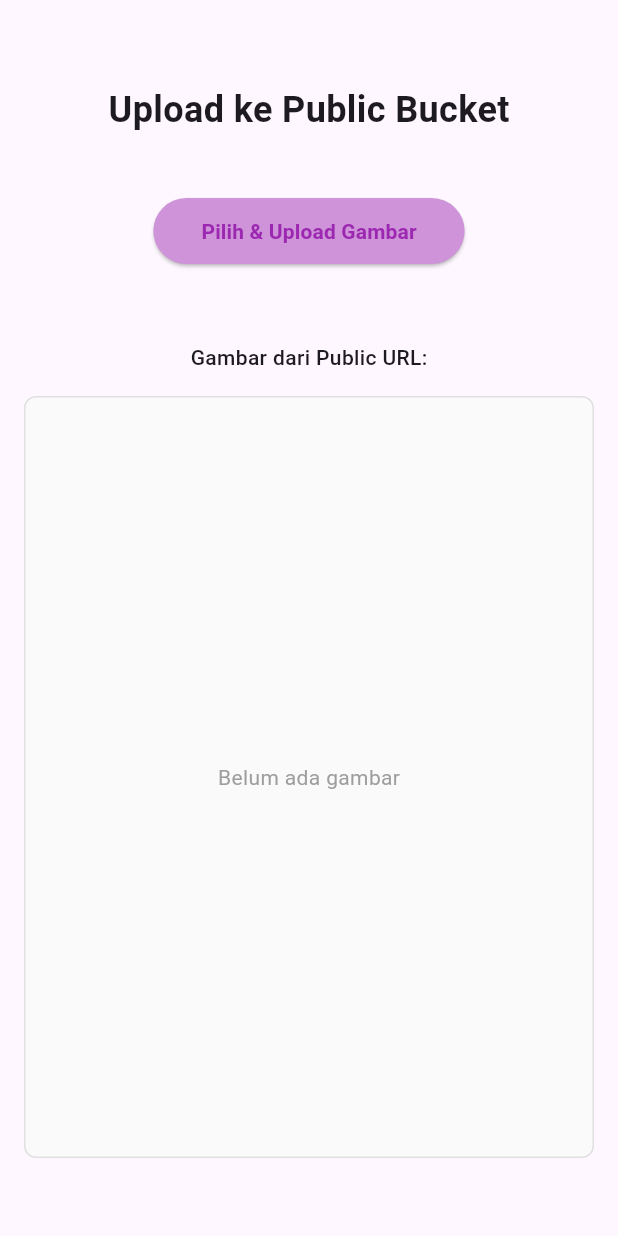
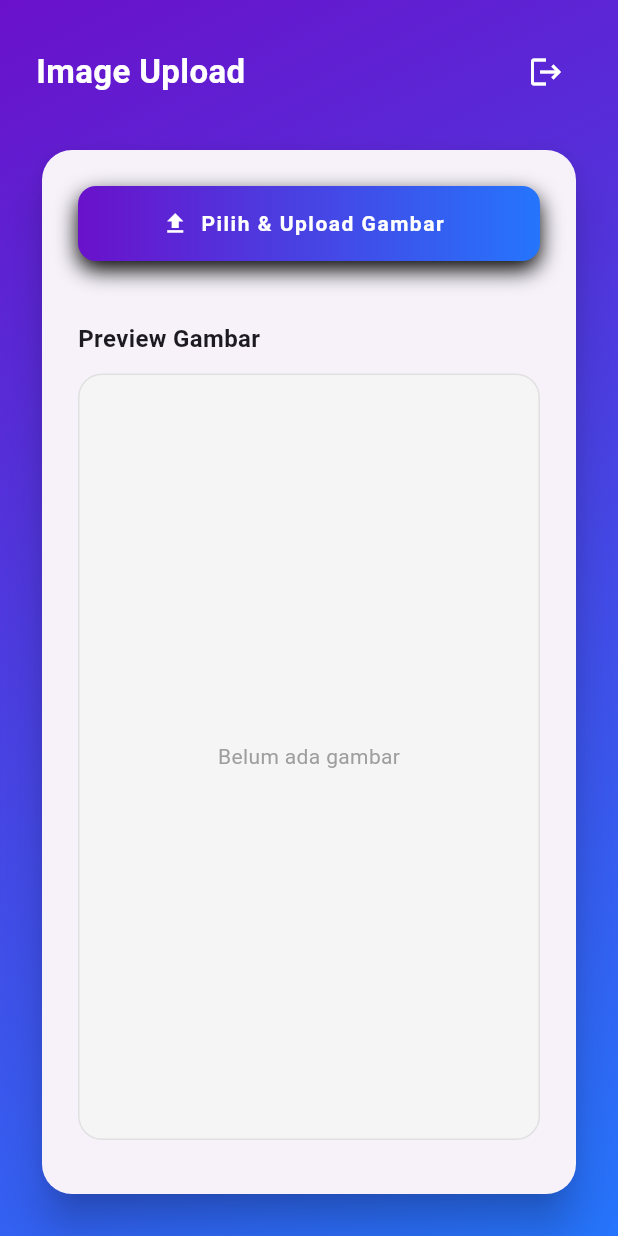
Before and after one commit to Mison1212/week_11_flutter_supabase_upload_image, a Flutter app: the MyHomePage screen opened directly, on a phone screen of 412 x 824 dp. Run offline on Flutter 3.47's test engine with Material 3 defaults, Android fonts, the phone set to English and light mode, and no system bars; our stand-ins replace image_picker, supabase_flutter; accounts and stored records are empty; network calls fail.

Commit message:
Update auth_page dag home_page

```diff
--- a/lib/pages/home_page.dart
+++ b/lib/pages/home_page.dart
@@ -14,19 +14,20 @@ class MyHomePage extends StatefulWidget {
 class _MyHomePageState extends State<MyHomePage> {
   String? _publicImageUrl;
   bool _isUploading = false;
+  bool _isHover = false;
 
   final supabase = Supabase.instance.client;
 
   Future<void> _pickAndUploadToPublicBucket() async {
     final picker = ImagePicker();
     final picked = await picker.pickImage(source: ImageSource.gallery);
-
     if (picked == null) return;
 
     setState(() => _isUploading = true);
 
     try {
-      final fileName = '${DateTime.now().millisecondsSinceEpoch}_${picked.name}';
+      final fileName =
+          '${DateTime.now().millisecondsSinceEpoch}_${picked.name}';
       final filePath = 'uploads/$fileName';
 
       if (kIsWeb) {
@@ -43,75 +44,158 @@ class _MyHomePageState extends State<MyHomePage> {
 
       final publicUrl =
           supabase.storage.from('bucket_images').getPublicUrl(filePath);
-      setState(() {
-        _publicImageUrl = publicUrl;
-      });
+
+      setState(() => _publicImageUrl = publicUrl);
     } catch (e) {
-      debugPrint('Error upload: $e');
       if (mounted) {
         ScaffoldMessenger.of(context).showSnackBar(
           SnackBar(content: Text('Gagal upload: $e')),
         );
       }
     } finally {
-      if (mounted) {
-        setState(() => _isUploading = false);
+      if (mounted) setState(() => _isUploading = false);
     }
   }
+
+  Future<void> _signOut() async {
+    await supabase.auth.signOut();
   }
 
   @override
   Widget build(BuildContext context) {
     return Scaffold(
-      body: Padding(
-        padding: const EdgeInsets.all(16.0),
+      body: Container(
+        decoration: const BoxDecoration(
+          gradient: LinearGradient(
+            begin: Alignment.topLeft,
+            end: Alignment.bottomRight,
+            colors: [
+              Color(0xFF6A11CB),
+              Color(0xFF2575FC),
+            ],
+          ),
+        ),
+        child: SafeArea(
+          child: Padding(
+            padding: const EdgeInsets.all(24),
             child: Column(
               children: [
-            const SizedBox(height: 40),
-            // Title
+                /// HEADER
+                Row(
+                  mainAxisAlignment: MainAxisAlignment.spaceBetween,
+                  children: [
                     const Text(
-              'Upload ke Public Bucket',
-              style: TextStyle(fontSize: 24, fontWeight: FontWeight.bold),
-            ),
-            const SizedBox(height: 40),
-            // Button
-            ElevatedButton(
-              onPressed: _isUploading ? null : _pickAndUploadToPublicBucket,
-              style: ElevatedButton.styleFrom(
-                backgroundColor: Colors.purple.shade200,
-                padding: const EdgeInsets.symmetric(
-                  horizontal: 32,
-                  vertical: 12,
+                      'Image Upload',
+                      style: TextStyle(
+                        fontSize: 22,
+                        fontWeight: FontWeight.bold,
+                        color: Colors.white,
                       ),
                     ),
-              child: const Text(
+                    IconButton(
+                      onPressed: _signOut,
+                      icon: const Icon(Icons.logout, color: Colors.white),
+                    ),
+                  ],
+                ),
+                const SizedBox(height: 24),
+
+                /// CARD CONTENT
+                Expanded(
+                  child: Card(
+                    elevation: 12,
+                    shape: RoundedRectangleBorder(
+                      borderRadius: BorderRadius.circular(20),
+                    ),
+                    child: Padding(
+                      padding: const EdgeInsets.all(24),
+                      child: Column(
+                        crossAxisAlignment: CrossAxisAlignment.stretch,
+                        children: [
+                          /// BUTTON UPLOAD (HOVER)
+                          MouseRegion(
+                            cursor: SystemMouseCursors.click,
+                            onEnter: (_) => setState(() => _isHover = true),
+                            onExit: (_) => setState(() => _isHover = false),
+                            child: AnimatedContainer(
+                              duration: const Duration(milliseconds: 200),
+                              height: 50,
+                              transform: _isHover
+                                  ? (Matrix4.identity())
+                                  : Matrix4.identity(),
+                              decoration: BoxDecoration(
+                                borderRadius: BorderRadius.circular(12),
+                                gradient: LinearGradient(
+                                  colors: _isHover
+                                      ? const [
+                                          Color(0xFF2575FC),
+                                          Color(0xFF6A11CB),
+                                        ]
+                                      : const [
+                                          Color(0xFF6A11CB),
+                                          Color(0xFF2575FC),
+                                        ],
+                                ),
+                                boxShadow: [
+                                  BoxShadow(
+                                    color: Colors.black,
+                                    blurRadius: 12,
+                                    offset: const Offset(0, 6),
+                                  ),
+                                ],
+                              ),
+                              child: ElevatedButton.icon(
+                                onPressed: _isUploading
+                                    ? null
+                                    : _pickAndUploadToPublicBucket,
+                                icon: const Icon(Icons.upload, color: Colors.white),
+                                label: const Text(
                                   'Pilih & Upload Gambar',
-                style: TextStyle(color: Colors.purple, fontWeight: FontWeight.w600),
+                                  style: TextStyle(
+                                    fontWeight: FontWeight.bold,
+                                    letterSpacing: 1,
+                                    color: Colors.white,
                                   ),
                                 ),
-            const SizedBox(height: 20),
-            // Upload progress
-            if (_isUploading) const LinearProgressIndicator(),
-            const SizedBox(height: 30),
-            // Label
+                                style: ElevatedButton.styleFrom(
+                                  backgroundColor: Colors.transparent,
+                                  shadowColor: Colors.transparent,
+                                ),
+                              ),
+                            ),
+                          ),
+
+                          const SizedBox(height: 16),
+
+                          if (_isUploading)
+                            const LinearProgressIndicator(minHeight: 6),
+
+                          const SizedBox(height: 24),
+
                           const Text(
-              'Gambar dari Public URL:',
-              style: TextStyle(fontSize: 14, fontWeight: FontWeight.w500),
+                            'Preview Gambar',
+                            style: TextStyle(
+                              fontSize: 16,
+                              fontWeight: FontWeight.w600,
                             ),
-            const SizedBox(height: 16),
-            // Image display area
+                          ),
+                          const SizedBox(height: 12),
+
+                          /// IMAGE PREVIEW
                           Expanded(
                             child: Container(
-                width: double.infinity,
                               decoration: BoxDecoration(
+                                borderRadius: BorderRadius.circular(16),
                                 border: Border.all(color: Colors.grey.shade300),
-                  borderRadius: BorderRadius.circular(8),
-                  color: Colors.grey.shade50,
+                                color: Colors.grey.shade100,
                               ),
                               child: _publicImageUrl != null
-                    ? Image.network(
+                                  ? ClipRRect(
+                                      borderRadius: BorderRadius.circular(16),
+                                      child: Image.network(
                                         _publicImageUrl!,
                                         fit: BoxFit.cover,
+                                      ),
                                     )
                                   : const Center(
                                       child: Text(
@@ -121,16 +205,25 @@ class _MyHomePageState extends State<MyHomePage> {
                                     ),
                             ),
                           ),
-            const SizedBox(height: 16),
-            // URL display
-            if (_publicImageUrl != null) ...[
+
+                          const SizedBox(height: 12),
+
+                          if (_publicImageUrl != null)
                             SelectableText(
                               _publicImageUrl!,
-                style: const TextStyle(fontSize: 11, color: Colors.grey),
+                              style: const TextStyle(
+                                fontSize: 11,
+                                color: Colors.grey,
+                              ),
                             ),
                         ],
-            const SizedBox(height: 20),
+                      ),
+                    ),
+                  ),
+                ),
               ],
+            ),
+          ),
         ),
       ),
     );
```
Also changed, not shown: lib/main.dart (+28 -3 lines), lib/pages/auth_page.dart (added, +225 -0 lines), 1 other file. Lines whose indentation alone changed are shown as unchanged.
